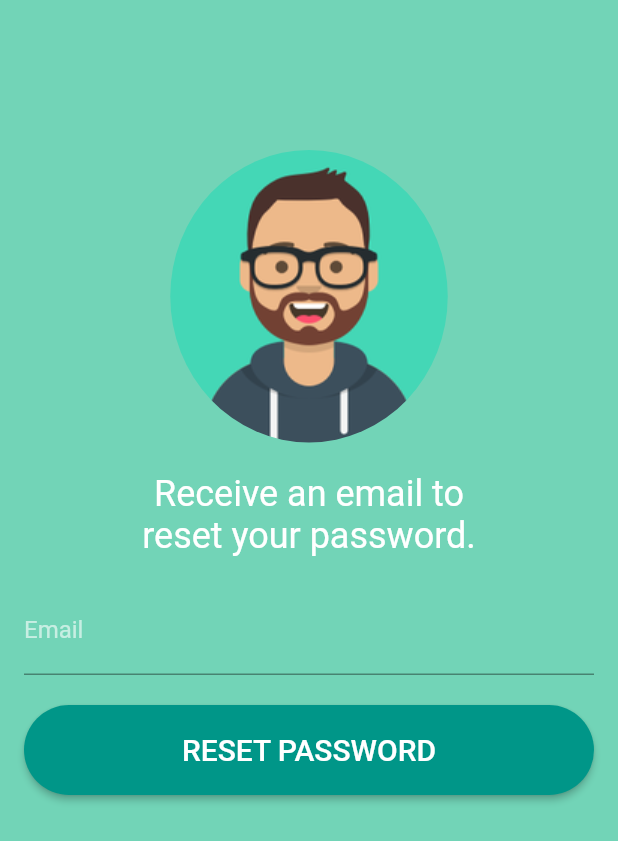
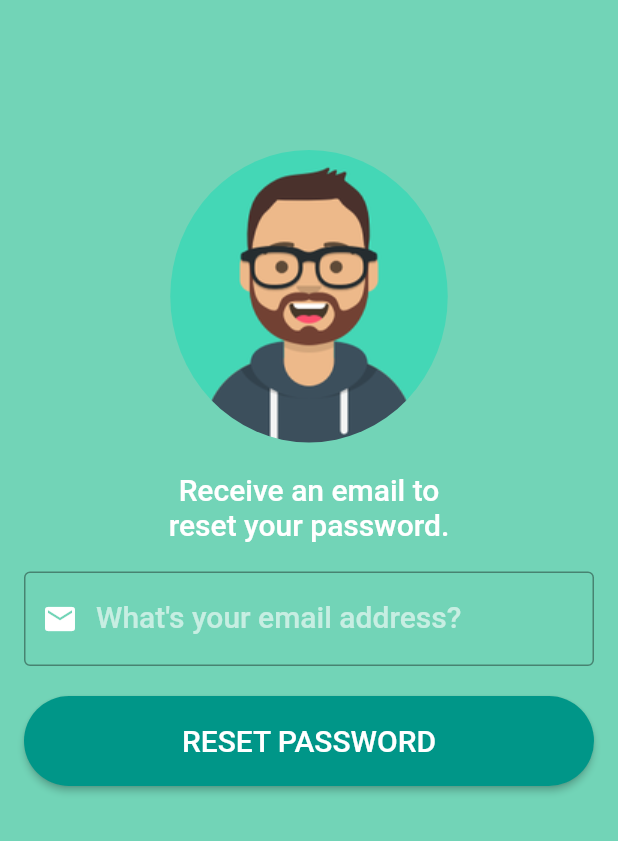
Before and after one commit to Benjamin-Ramage/flutter_fire, a Flutter app: the screen it shows after launch, after a tap on "Forgot Password?", on a phone screen of 412 x 824 dp. Shown: the top 841 px of the screen. Run offline on Flutter 3.47's test engine with Material 2 defaults, Android fonts, the phone set to English and light mode, and no system bars; our stand-ins replace email_validator, firebase_auth, firebase_core, google_fonts; accounts and stored records are empty.

Commit message:
minor adjustments made to the project & some finishing touches.

```diff
--- a/lib/main.dart
+++ b/lib/main.dart
@@ -17,7 +17,8 @@ class MyApp extends StatelessWidget {
   const MyApp({Key? key}) : super(key: key);
 
   @override
-  Widget build(BuildContext context) => MaterialApp(
+  Widget build(BuildContext context) {
+    return MaterialApp(
       scaffoldMessengerKey: ErrorMessages.messengerKey,
       navigatorKey: navigatorKey,
       debugShowCheckedModeBanner: false,
@@ -28,12 +29,14 @@ class MyApp extends StatelessWidget {
       home: const MainPage(),
     );
   }
+}
 
 class MainPage extends StatelessWidget {
   const MainPage({Key? key}) : super(key: key);
 
   @override
-  Widget build(BuildContext context) => Scaffold(
+  Widget build(BuildContext context) {
+    return Scaffold(
       body: StreamBuilder<User?>(
         stream: FirebaseAuth.instance.authStateChanges(),
         builder: (context, snapshot) {
@@ -46,3 +49,4 @@ class MainPage extends StatelessWidget {
       ),
     );
   }
+}
--- a/lib/page/forgot_password_page.dart
+++ b/lib/page/forgot_password_page.dart
@@ -38,14 +38,23 @@ class _ForgotPasswordPageState extends State<ForgotPasswordPage> {
               Text(
                 'Receive an email to\nreset your password.',
                 textAlign: TextAlign.center,
-                style: Theme.of(context).textTheme.headline5,
+                style: Theme.of(context).textTheme.headline6,
               ),
               const SizedBox(height: 20),
               TextFormField(
                 controller: emailController,
                 cursorColor: Colors.white,
                 textInputAction: TextInputAction.done,
-                decoration: const InputDecoration(labelText: 'Email'),
+                decoration: const InputDecoration(
+                  prefixIcon: Icon(
+                    Icons.mail,
+                    color: Colors.white,
+                  ),
+                  labelText: "What's your email address?",
+                  border: OutlineInputBorder(),
+                  focusedBorder: OutlineInputBorder(),
+                ),
+                style: Theme.of(context).textTheme.headline6,
                 autovalidateMode: AutovalidateMode.onUserInteraction,
                 validator: (email) =>
                 email != null && !EmailValidator.validate(email)
--- a/lib/widgets/login_widget.dart
+++ b/lib/widgets/login_widget.dart
@@ -34,24 +34,42 @@ class _LoginWidgetState extends State<LoginWidget> {
     resizeToAvoidBottomInset: false,
     backgroundColor: AppColours.backgroundColour,
     body: Padding(
-      padding: const EdgeInsets.only(left: 16, top: 100, right: 16, bottom: 16),
+      padding: const EdgeInsets.only(left: 16, top: 80, right: 16, bottom: 16),
       child: SingleChildScrollView(
         child: Column(
           children: [
             Center(child: ClipOval(child: Image.asset('images/avataar_ben.png'))),
-            const SizedBox(height: 20),
+            const SizedBox(height: 25),
             TextField(
               controller: emailController,
               cursorColor: Colors.white,
               textInputAction: TextInputAction.next,
-              decoration: const InputDecoration(labelText: 'Email'),
+              decoration: const InputDecoration(
+                prefixIcon: Icon(
+                  Icons.mail,
+                  color: Colors.white,
+                ),
+                labelText: 'Email address',
+                border: OutlineInputBorder(),
+                focusedBorder: OutlineInputBorder(),
+              ),
+              style: Theme.of(context).textTheme.headline6,
             ),
-            const SizedBox(height: 4),
+            const SizedBox(height: 20),
             TextField(
               controller: passwordController,
               textInputAction: TextInputAction.done,
-              decoration: const InputDecoration(labelText: 'Password'),
               obscureText: true,
+              decoration: const InputDecoration(
+                prefixIcon: Icon(
+                  Icons.lock,
+                  color: Colors.white,
+                ),
+                labelText: 'Password',
+                border: OutlineInputBorder(),
+                focusedBorder: OutlineInputBorder(),
+              ),
+              style: Theme.of(context).textTheme.headline6,
             ),
             const SizedBox(height: 20),
             ElevatedButton(
@@ -73,7 +91,7 @@ class _LoginWidgetState extends State<LoginWidget> {
                 'Forgot Password?',
                 style: TextStyle(
                   decoration: TextDecoration.underline,
-                  color: Theme.of(context).colorScheme.secondary,
+                  color: AppColours.teal,
                   fontSize: 20,
                 ),
               ),
@@ -84,7 +102,7 @@ class _LoginWidgetState extends State<LoginWidget> {
             const SizedBox(height: 16),
             RichText(
               text: TextSpan(
-                style: const TextStyle(color: Colors.white, fontSize: 20),
+                style: Theme.of(context).textTheme.headline6,
                 text: 'No account?  ',
                 children: [
                   TextSpan(
@@ -93,7 +111,7 @@ class _LoginWidgetState extends State<LoginWidget> {
                     text: 'Sign Up',
                     style: TextStyle(
                       decoration: TextDecoration.underline,
-                      color: Theme.of(context).colorScheme.secondary,
+                      color: AppColours.teal,
                     ),
                   ),
                 ],
```
Also changed, not shown: lib/page/home_page.dart (+17 -12 lines), lib/page/verify_email_page.dart (+5 -6 lines), lib/theme/bens_theme.dart (+7 -7 lines), lib/widgets/signup_widget.dart (+27 -9 lines). Lines whose indentation alone changed are shown as unchanged.
